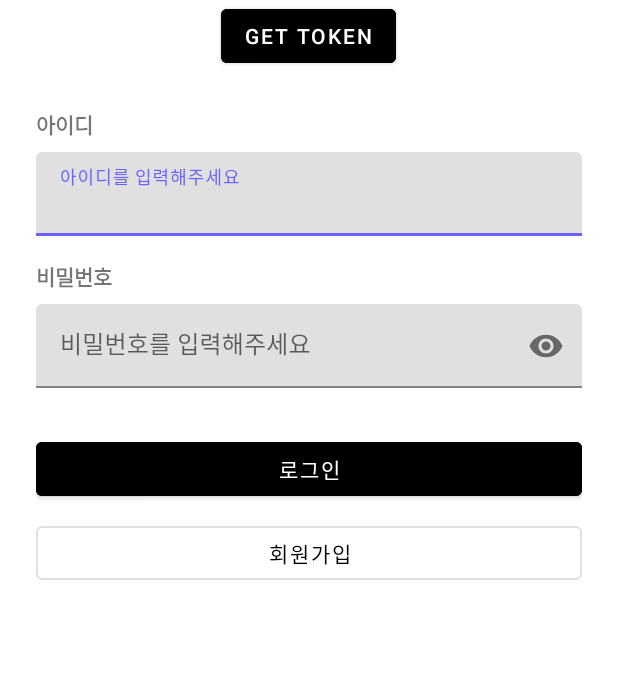
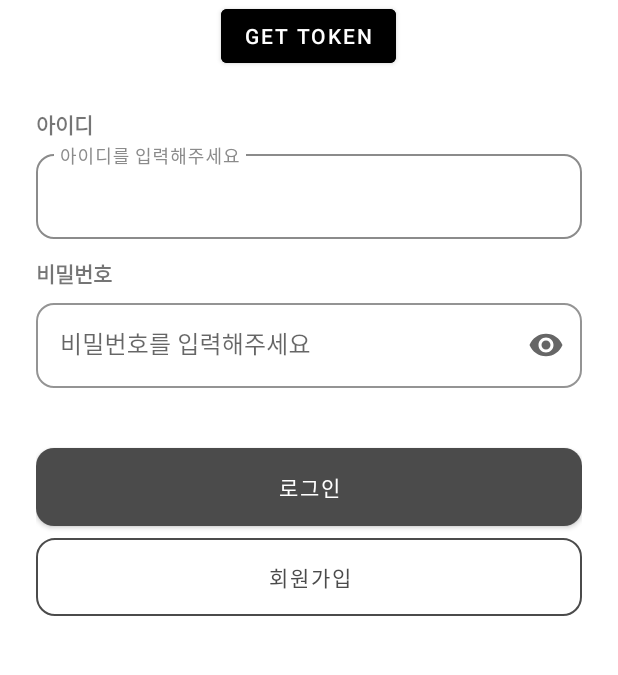
Before and after one commit to GURU2-F25/F25_frontend, an Android app: the screen it shows after launch (MainActivity), on a phone screen of 412 x 824 dp, the part 84-759 px from its top. Run offline under Robolectric (Android 15) with nearby library versions, the phone set to English and light mode, and no system bars; our stand-ins replace navigation-ui.

Commit message:
Chore: 디자인 수정

```diff
--- /dev/null
+++ b/app/src/main/res/drawable/bg_button_outline_r12.xml
@@ -0,0 +1,16 @@
+<?xml version="1.0" encoding="utf-8"?>
+<shape xmlns:android="http://schemas.android.com/apk/res/android"
+    android:shape="rectangle">
+
+    <!-- 내부는 투명 -->
+    <solid android:color="@android:color/transparent" />
+
+    <!-- 테두리 색상 및 두께 -->
+    <stroke
+        android:width="1dp"
+        android:color="@color/neutral_80" />
+
+    <!-- 둥근 모서리 -->
+    <corners android:radius="12dp" />
+
+</shape>
--- /dev/null
+++ b/app/src/main/res/drawable/bg_button_r12.xml
@@ -0,0 +1,6 @@
+<?xml version="1.0" encoding="utf-8"?>
+<shape xmlns:android="http://schemas.android.com/apk/res/android"
+    android:shape="rectangle">
+    <solid android:color="@color/neutral_80" />
+    <corners android:radius="12dp" />
+</shape>
--- /dev/null
+++ b/app/src/main/res/drawable/bg_button_r6.xml
@@ -0,0 +1,6 @@
+<?xml version="1.0" encoding="utf-8"?>
+<shape xmlns:android="http://schemas.android.com/apk/res/android"
+    android:shape="rectangle">
+    <solid android:color="@color/neutral_80" />
+    <corners android:radius="6dp" />
+</shape>
--- a/app/src/main/res/layout/fragment_explore.xml
+++ b/app/src/main/res/layout/fragment_explore.xml
@@ -11,7 +11,7 @@
             android:id="@+id/imageProfile"
             android:layout_width="100dp"
             android:layout_height="100dp"
-            android:src="@drawable/ic_person"
+            android:src="@drawable/img_profile"
             android:layout_gravity="center"/>
 
         <EditText
@@ -30,5 +30,6 @@
             android:backgroundTint="@color/black"
             android:textColor="@color/white"/>
 
+
     </LinearLayout>
 </layout>
--- a/app/src/main/res/layout/fragment_login.xml
+++ b/app/src/main/res/layout/fragment_login.xml
@@ -9,17 +9,20 @@
         android:layout_width="match_parent"
         android:layout_height="match_parent"
         android:orientation="vertical"
-        android:padding="24dp">
+        android:padding="24dp"
+        tools:layout_editor_absoluteX="0dp"
+        tools:layout_editor_absoluteY="0dp">
 
         <TextView
             android:layout_width="wrap_content"
             android:layout_height="wrap_content"
+            android:layout_marginBottom="4dp"
             android:text="아이디"
-            android:textStyle="bold"
             android:textSize="14sp"
-            android:layout_marginBottom="8dp"/>
+            android:textStyle="bold" />
 
         <com.google.android.material.textfield.TextInputLayout
+            style="@style/UnderlineStyle"
             android:layout_width="match_parent"
             android:layout_height="wrap_content">
 
@@ -27,19 +30,21 @@
                 android:id="@+id/editTextId"
                 android:layout_width="match_parent"
                 android:layout_height="wrap_content"
-                android:hint="아이디를 입력해주세요"/>
+                android:hint="아이디를 입력해주세요" />
         </com.google.android.material.textfield.TextInputLayout>
 
         <TextView
             android:layout_width="wrap_content"
             android:layout_height="wrap_content"
+            android:layout_marginTop="12dp"
+            android:layout_marginBottom="4dp"
             android:text="비밀번호"
+            android:textSize="14sp"
             android:textStyle="bold"
-            android:textSize="14sp"
-            android:layout_marginTop="16dp"
-            android:layout_marginBottom="8dp"/>
+            />
 
         <com.google.android.material.textfield.TextInputLayout
+            style="@style/UnderlineStyle"
             android:layout_width="match_parent"
             android:layout_height="wrap_content"
             app:endIconMode="password_toggle">
@@ -56,20 +61,21 @@
             android:id="@+id/btnLogin"
             android:layout_width="match_parent"
             android:layout_height="wrap_content"
+            android:layout_marginTop="40dp"
+            android:background="@drawable/bg_button_r12"
+            android:height="52dp"
             android:text="로그인"
-            android:layout_marginTop="30dp"
-            android:backgroundTint="@color/black"
-            android:textColor="@color/white"/>
+            android:textColor="@color/white" />
 
         <Button
             android:id="@+id/btnGoSignup"
             android:layout_width="match_parent"
             android:layout_height="wrap_content"
+            android:layout_marginTop="8dp"
+            android:background="@drawable/bg_button_outline_r12"
+            android:height="52dp"
             android:text="회원가입"
-            android:layout_marginTop="8dp"
-            android:backgroundTint="@android:color/transparent"
-            android:textColor="@color/black"
-            style="?attr/materialButtonOutlinedStyle"/>
+            android:textColor="@color/neutral_80" />
 
     </LinearLayout>
 </androidx.constraintlayout.widget.ConstraintLayout>
--- a/app/src/main/res/layout/fragment_mypage.xml
+++ b/app/src/main/res/layout/fragment_mypage.xml
@@ -11,7 +11,7 @@
             android:id="@+id/imageProfile"
             android:layout_width="100dp"
             android:layout_height="100dp"
-            android:src="@drawable/ic_person"
+            android:src="@drawable/img_profile"
             android:layout_gravity="center"/>
 
         <EditText
--- /dev/null
+++ b/app/src/main/res/values/style.xml
@@ -0,0 +1,17 @@
+<?xml version="1.0" encoding="utf-8"?>
+<resources>
+    <style name="UnderlineStyle" parent="Widget.MaterialComponents.TextInputLayout.OutlinedBox">
+<!--        <item name="boxBackgroundMode">none</item>-->
+        <item name="boxStrokeColor">@color/neutral_60</item>
+        <item name="boxStrokeWidth">1dp</item>
+        <item name="boxStrokeWidthFocused">1dp</item>
+        <item name="android:background">@android:color/transparent</item>
+        <item name="hintTextColor">@color/neutral_60</item>
+        <item name="android:textColor">@color/neutral_100</item>
+        <item name="android:textCursorDrawable">@null</item>
+        <item name="boxCornerRadiusTopStart">12dp</item>
+        <item name="boxCornerRadiusTopEnd">12dp</item>
+        <item name="boxCornerRadiusBottomStart">12dp</item>
+        <item name="boxCornerRadiusBottomEnd">12dp</item>
+    </style>
+</resources>
--- a/app/src/main/res/values/themes.xml
+++ b/app/src/main/res/values/themes.xml
@@ -3,8 +3,8 @@
     <!-- 기본 앱 테마 -->
     <style name="Theme.F25_Frontend" parent="Theme.MaterialComponents.DayNight.NoActionBar">
         <!-- 색상 설정 -->
-        <item name="colorPrimary">#6C63FF</item>
-        <item name="colorPrimaryVariant">#5A54D4</item>
+        <item name="colorPrimary">@color/neutral_80</item>
+        <item name="colorPrimaryVariant">@color/neutral_80</item>
         <item name="colorOnPrimary">@android:color/white</item>
         <item name="colorSecondary">#4CAF50</item>
         <item name="android:statusBarColor">?attr/colorPrimaryVariant</item>
@@ -18,5 +18,4 @@
     <style name="BottomSheetStyle" parent="Widget.Design.BottomSheet.Modal">
         <item name="android:background">@drawable/bg_bottomsheet_rounded</item>
     </style>
-
 </resources>
```
Also changed, not shown: app/src/main/res/layout/fragment_signup.xml (+16 -10 lines), app/src/main/res/drawable/img_profile.png (added).
